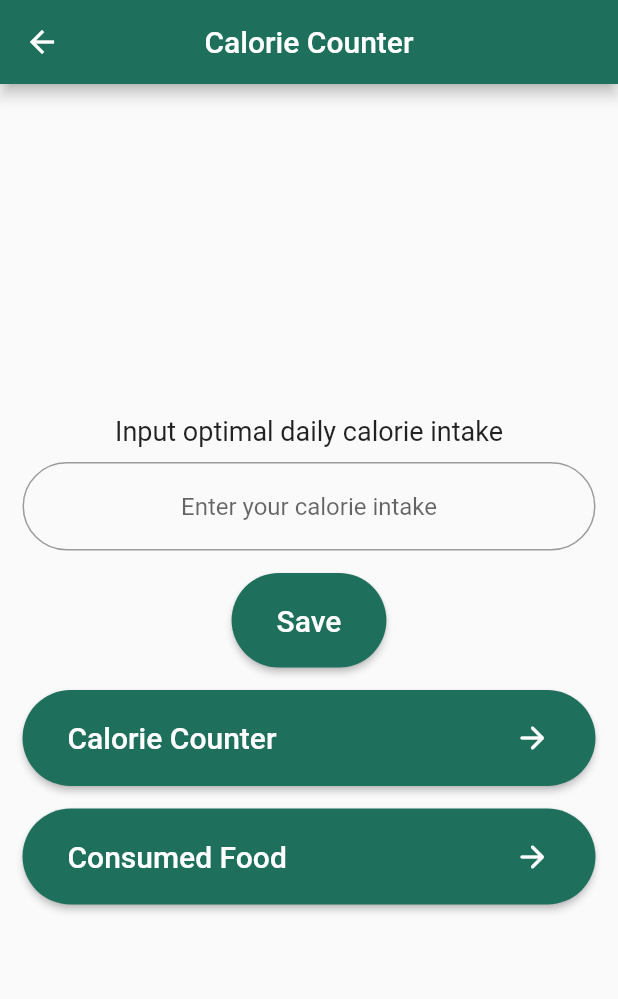
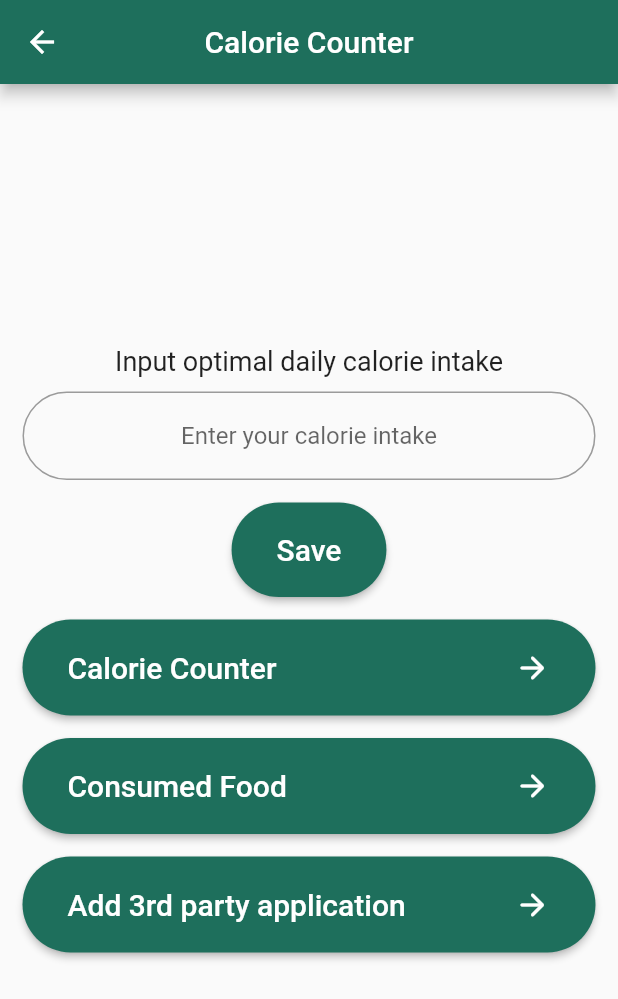
Before and after one commit to ammarrizal/stswks_health_app, a Flutter app: the CalorieCounter screen opened directly, on a phone screen of 412 x 824 dp. Shown: the top 999 px of the screen. Run offline on Flutter 3.47's test engine with Material 2 defaults, Android fonts, the phone set to English and light mode, and no system bars; our stand-ins replace font_awesome_flutter, google_fonts, hexcolor.

Commit message:
Added 3rd party app registration page

```diff
--- a/lib/views/calorie_counter_page.dart
+++ b/lib/views/calorie_counter_page.dart
@@ -1,4 +1,5 @@
 import 'package:flutter/material.dart';
+import 'package:prototype_1/views/third_party_app_page.dart';
 import 'package:prototype_1/views/calorie_counter.dart';
 
 class CalorieCounter extends StatefulWidget {
@@ -123,6 +124,43 @@ class _CalorieCounterState extends State<CalorieCounter> {
                     ],
                   ),
                 ),
+
+                SizedBox(height: 15.0),
+
+                ElevatedButton(
+                  onPressed: (){
+                    Navigator.push(context,
+                      MaterialPageRoute(builder: (context) => ThirdPartyAppPage()),);
+                  },
+                  style: ButtonStyle(
+                    shape: MaterialStateProperty.all(RoundedRectangleBorder(
+                      borderRadius: BorderRadius.circular(40.0),
+                    )),
+                    padding: MaterialStateProperty.all(EdgeInsets.fromLTRB(30.0, 20.0, 30.0, 20.0)),
+                    backgroundColor: MaterialStateProperty.all(Color(0xff1e6f5c)),
+                  ),
+                  child: Row(
+                    children: [
+                      Expanded(
+                        child: Text(
+                          'Add 3rd party application',
+                          style: TextStyle(
+                            fontSize: 20,
+                            color: Colors.white,
+                          ),
+                        ),
+                      ),
+                      SizedBox(width: 15.0),
+                      Icon(
+                        Icons.arrow_forward_rounded,
+                      ),
+                    ],
+                  ),
+                ),
+
+                SizedBox(height: 15.0),
+
+
               ],
             ),
           ),
```
Also changed, not shown: lib/views/third_party_app_page.dart (added, +34 -0 lines).
